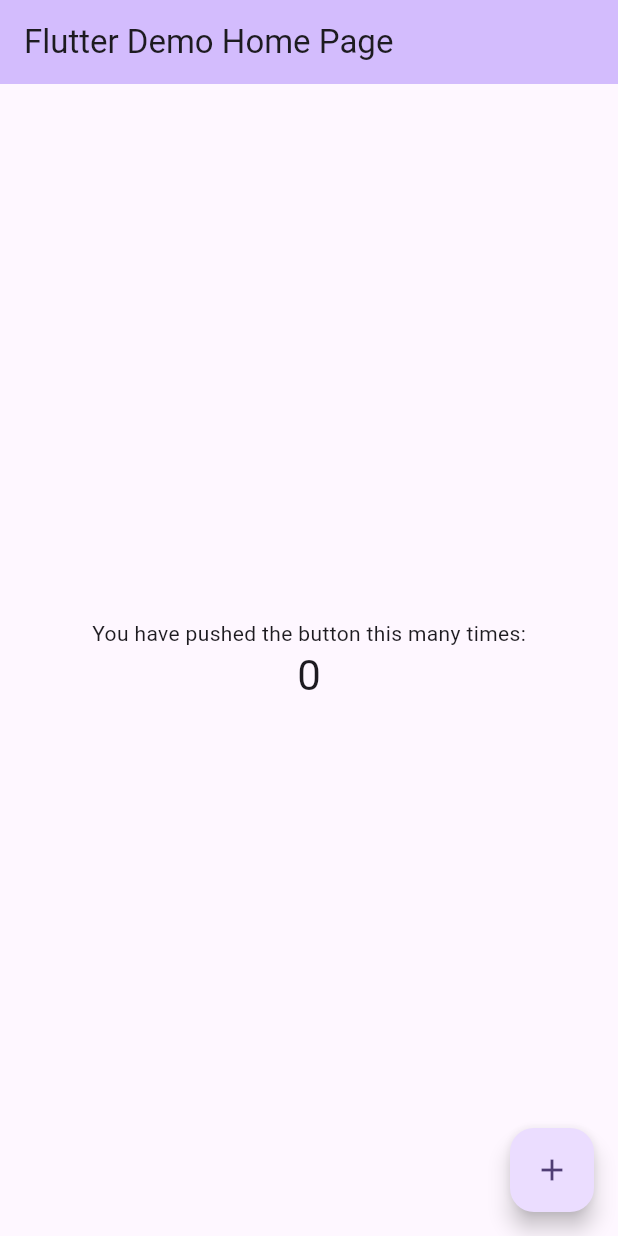
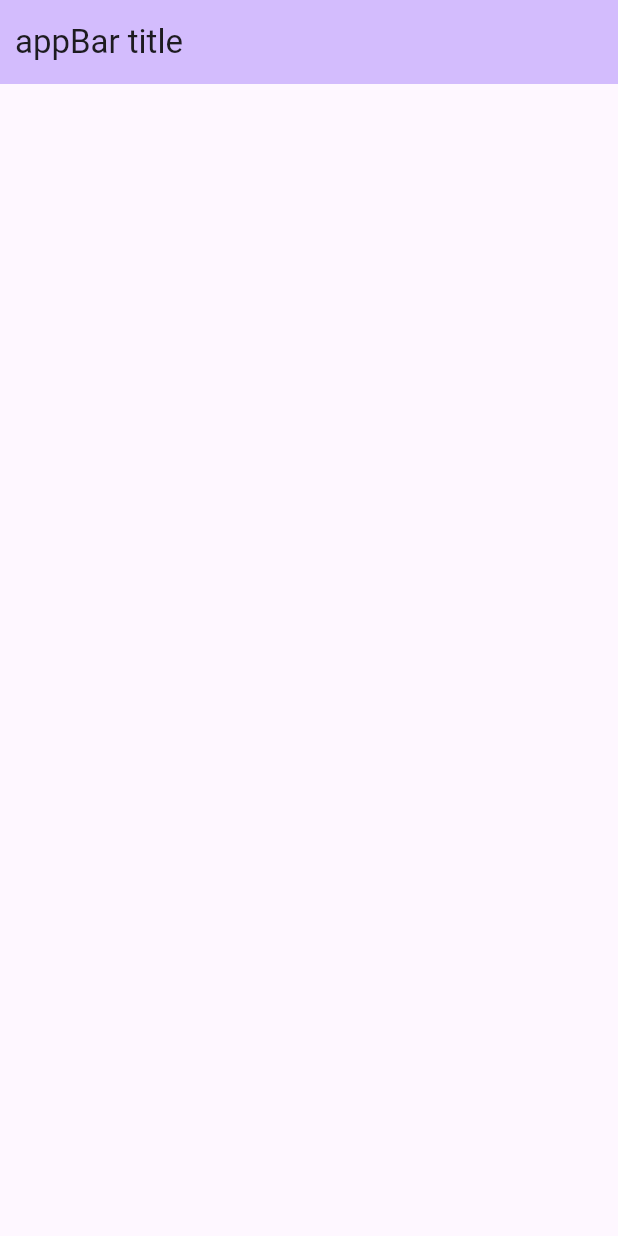
Before and after one commit to Edgarbri26/memorizacion_app, a Flutter app: the screen it shows after launch, on a phone screen of 412 x 824 dp. Run offline on Flutter 3.47's test engine with Material 3 defaults, Android fonts, the phone set to English and light mode, and no system bars.

Commit message:
mejora estructura del proyecto

```diff
--- /dev/null
+++ b/lib/app.dart
@@ -0,0 +1,19 @@
+import 'package:flutter/material.dart';
+import 'package:memorizacion_app/pages/home_page.dart';
+
+class MemoApp extends StatelessWidget {
+  const MemoApp({super.key});
+
+  // This widget is the root of your application.
+  @override
+  Widget build(BuildContext context) {
+    return MaterialApp(
+      title: 'Memorizacion Demo',
+      theme: ThemeData(
+
+        colorScheme: ColorScheme.fromSeed(seedColor: Colors.deepPurple),
+      ),
+      home: const MyHomePage(title: 'Flutter Demo Home Page'),
+    );
+  }
+}
--- a/lib/main.dart
+++ b/lib/main.dart
@@ -1,122 +1,6 @@
 import 'package:flutter/material.dart';
+import 'package:memorizacion_app/app.dart';
 
 void main() {
-  runApp(const MyApp());
+  runApp(const MemoApp());
 }
-
-class MyApp extends StatelessWidget {
-  const MyApp({super.key});
-
-  // This widget is the root of your application.
-  @override
-  Widget build(BuildContext context) {
-    return MaterialApp(
-      title: 'Flutter Demo',
-      theme: ThemeData(
-        // This is the theme of your application.
-        //
-        // TRY THIS: Try running your application with "flutter run". You'll see
-        // the application has a purple toolbar. Then, without quitting the app,
-        // try changing the seedColor in the colorScheme below to Colors.green
-        // and then invoke "hot reload" (save your changes or press the "hot
-        // reload" button in a Flutter-supported IDE, or press "r" if you used
-        // the command line to start the app).
-        //
-        // Notice that the counter didn't reset back to zero; the application
-        // state is not lost during the reload. To reset the state, use hot
-        // restart instead.
-        //
-        // This works for code too, not just values: Most code changes can be
-        // tested with just a hot reload.
-        colorScheme: ColorScheme.fromSeed(seedColor: Colors.deepPurple),
-      ),
-      home: const MyHomePage(title: 'Flutter Demo Home Page'),
-    );
-  }
-}
-
-class MyHomePage extends StatefulWidget {
-  const MyHomePage({super.key, required this.title});
-
-  // This widget is the home page of your application. It is stateful, meaning
-  // that it has a State object (defined below) that contains fields that affect
-  // how it looks.
-
-  // This class is the configuration for the state. It holds the values (in this
-  // case the title) provided by the parent (in this case the App widget) and
-  // used by the build method of the State. Fields in a Widget subclass are
-  // always marked "final".
-
-  final String title;
-
-  @override
-  State<MyHomePage> createState() => _MyHomePageState();
-}
-
-class _MyHomePageState extends State<MyHomePage> {
-  int _counter = 0;
-
-  void _incrementCounter() {
-    setState(() {
-      // This call to setState tells the Flutter framework that something has
-      // changed in this State, which causes it to rerun the build method below
-      // so that the display can reflect the updated values. If we changed
-      // _counter without calling setState(), then the build method would not be
-      // called again, and so nothing would appear to happen.
-      _counter++;
-    });
-  }
-
-  @override
-  Widget build(BuildContext context) {
-    // This method is rerun every time setState is called, for instance as done
-    // by the _incrementCounter method above.
-    //
-    // The Flutter framework has been optimized to make rerunning build methods
-    // fast, so that you can just rebuild anything that needs updating rather
-    // than having to individually change instances of widgets.
-    return Scaffold(
-      appBar: AppBar(
-        // TRY THIS: Try changing the color here to a specific color (to
-        // Colors.amber, perhaps?) and trigger a hot reload to see the AppBar
-        // change color while the other colors stay the same.
-        backgroundColor: Theme.of(context).colorScheme.inversePrimary,
-        // Here we take the value from the MyHomePage object that was created by
-        // the App.build method, and use it to set our appbar title.
-        title: Text(widget.title),
-      ),
-      body: Center(
-        // Center is a layout widget. It takes a single child and positions it
-        // in the middle of the parent.
-        child: Column(
-          // Column is also a layout widget. It takes a list of children and
-          // arranges them vertically. By default, it sizes itself to fit its
-          // children horizontally, and tries to be as tall as its parent.
-          //
-          // Column has various properties to control how it sizes itself and
-          // how it positions its children. Here we use mainAxisAlignment to
-          // center the children vertically; the main axis here is the vertical
-          // axis because Columns are vertical (the cross axis would be
-          // horizontal).
-          //
-          // TRY THIS: Invoke "debug painting" (choose the "Toggle Debug Paint"
-          // action in the IDE, or press "p" in the console), to see the
-          // wireframe for each widget.
-          mainAxisAlignment: MainAxisAlignment.center,
-          children: <Widget>[
-            const Text('You have pushed the button this many times:'),
-            Text(
-              '$_counter',
-              style: Theme.of(context).textTheme.headlineMedium,
-            ),
-          ],
-        ),
-      ),
-      floatingActionButton: FloatingActionButton(
-        onPressed: _incrementCounter,
-        tooltip: 'Increment',
-        child: const Icon(Icons.add),
-      ), // This trailing comma makes auto-formatting nicer for build methods.
-    );
-  }
-}
--- /dev/null
+++ b/lib/pages/home_page.dart
@@ -0,0 +1,21 @@
+import 'package:flutter/material.dart';
+
+class MyHomePage extends StatefulWidget {
+  const MyHomePage({super.key, required this.title});
+  final String title;
+  @override
+  State<MyHomePage> createState() => _MyHomePageState();
+}
+
+class _MyHomePageState extends State<MyHomePage> {
+  @override
+  Widget build(BuildContext context) {
+    return Scaffold(
+      appBar: AppBar(
+        titleSpacing: 10,
+        backgroundColor: Theme.of(context).colorScheme.inversePrimary,
+        title: Text("appBar title"),
+      ),
+    );
+  }
+}
```
